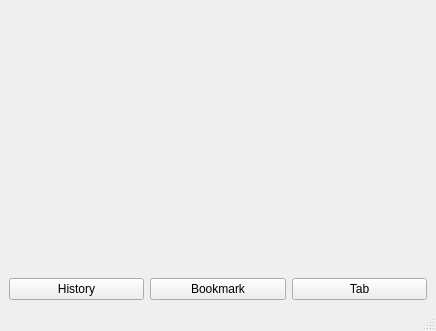
Above: src/mainwindow.ui from IDB-15-15/interface before the change. Below: the same form after it.
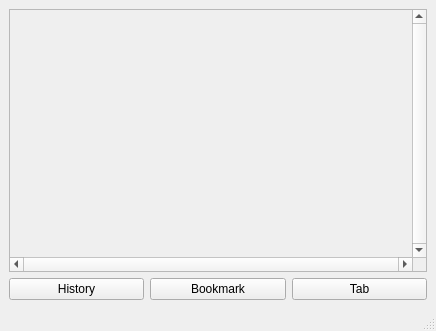
That is the form after the change.

Commit message: Перевод src в кодировку UTF-8. Теперь работают кнопки Reload,Go. Пофиксены баги. В окно MainWindow добавлен скроллинг

The edit to the form file:
```diff
--- a/src/mainwindow.ui
+++ b/src/mainwindow.ui
@@ -20,8 +20,29 @@
    <enum>QTabWidget::Rounded</enum>
   </property>
   <widget class="QWidget" name="centralwidget">
-   <layout class="QGridLayout" name="gridLayout">
-    <item row="0" column="0">
+   <layout class="QVBoxLayout" name="verticalLayout">
+    <item>
+     <widget class="QScrollArea" name="scrollArea">
+      <property name="verticalScrollBarPolicy">
+       <enum>Qt::ScrollBarAlwaysOn</enum>
+      </property>
+      <property name="horizontalScrollBarPolicy">
+       <enum>Qt::ScrollBarAlwaysOn</enum>
+      </property>
+      <property name="widgetResizable">
+       <bool>true</bool>
+      </property>
+      <widget class="QWidget" name="scrollAreaWidgetContents">
+       <property name="geometry">
+        <rect>
+         <x>0</x>
+         <y>0</y>
+         <width>398</width>
+         <height>226</height>
+        </rect>
+       </property>
+       <layout class="QVBoxLayout" name="verticalLayout_2">
+        <item>
      <widget class="QTabWidget" name="tabWidget">
       <property name="tabShape">
        <enum>QTabWidget::Rounded</enum>
@@ -43,7 +64,11 @@
       </property>
      </widget>
     </item>
-    <item row="1" column="0">
+       </layout>
+      </widget>
+     </widget>
+    </item>
+    <item>
      <layout class="QHBoxLayout" name="horizontalLayout">
       <item>
        <widget class="QPushButton" name="btnHistory">
```
Left out of the diff: 2 changed lines with no effect on the pictures. Lines whose indentation alone changed are shown as unchanged. The commit also changes 7 other files.
